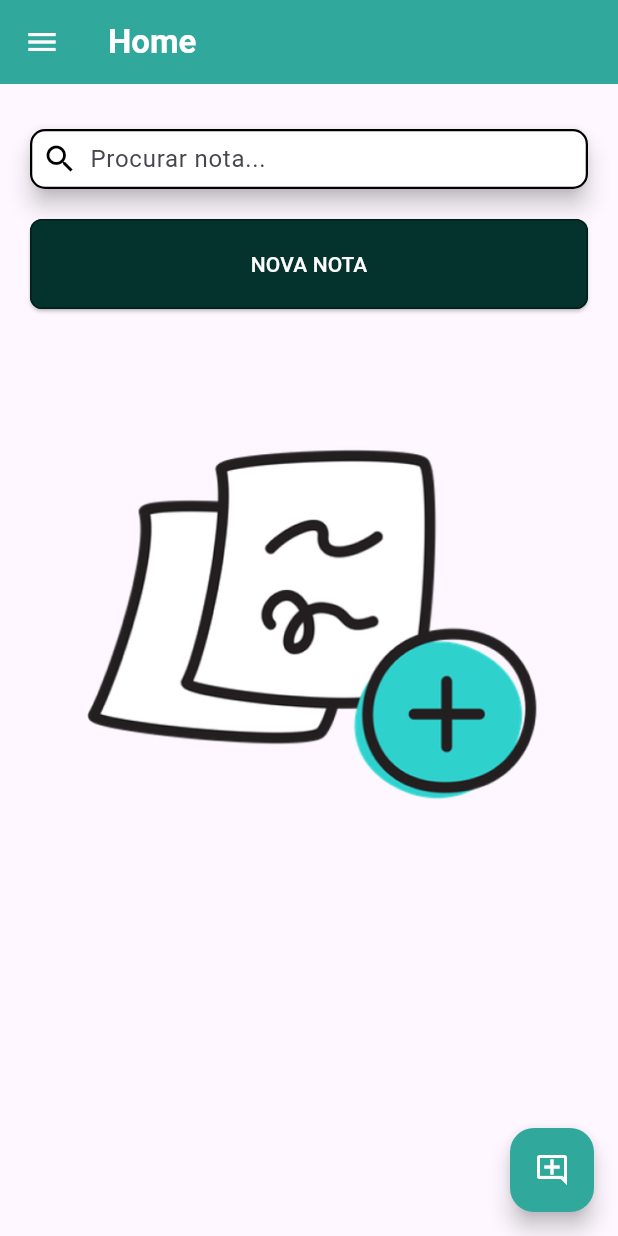
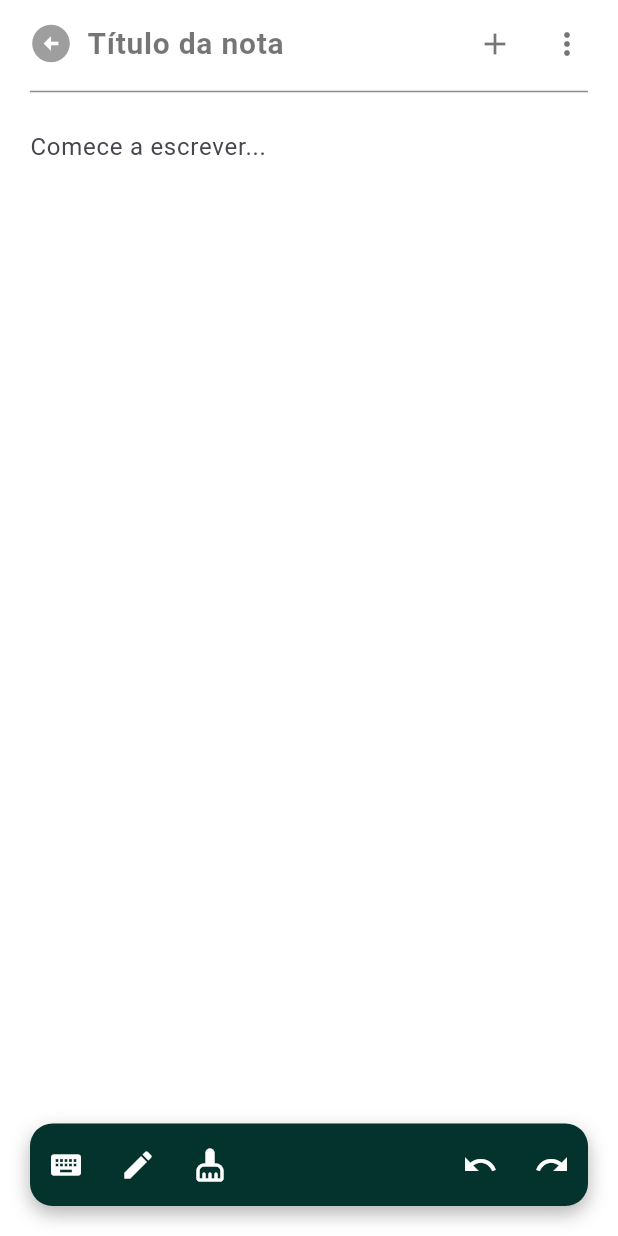
Before and after one commit to ibqrz/Scriba, a Flutter app: the HomePage screen opened directly, after a tap on "NOVA NOTA", on a phone screen of 412 x 824 dp. Run offline on Flutter 3.47's test engine with Material 3 defaults, Android fonts, the phone set to English and light mode, and no system bars.

Commit message:
atulaizacoes - falta funcionalidades

```diff
--- a/scriba/lib/home.dart
+++ b/scriba/lib/home.dart
@@ -1,4 +1,5 @@
 import 'package:flutter/material.dart';
+import 'package:scriba/nota.dart';
 import 'chat.dart';
 
 
@@ -12,9 +13,8 @@ class HomePage extends StatelessWidget {
       drawer: Drawer(
         child: Column(
           children: [
-            // 1. Cabeçalho do Menu (Parte Verde)
             Container(
-              height: 120, // Ajustei um pouco a altura para caber o texto com folga
+              height: 120,
               width: double.infinity,
               padding: const EdgeInsets.only(left: 20, top: 40),
               decoration: const BoxDecoration(
@@ -138,7 +138,9 @@ class HomePage extends StatelessWidget {
                 ),
               ),
               onPressed: () {
-
+                Navigator.push(context,
+                MaterialPageRoute(builder: (context) => NotaTela())
+              );
             },
             child: const Text('NOVA NOTA')
             ),
--- /dev/null
+++ b/scriba/lib/nota.dart
@@ -0,0 +1,99 @@
+import 'package:flutter/material.dart';
+
+class NotaTela extends StatelessWidget {
+  const NotaTela({super.key});
+
+  @override
+    Widget build(BuildContext context) {
+      return Scaffold(
+        backgroundColor: Colors.white,
+        body: SafeArea(
+          child: Column(
+            children: [
+              Padding(
+                padding: const EdgeInsets.symmetric(horizontal: 10, vertical: 5),
+                child: Column(
+                  children: [
+                    Row(
+                      children: [
+                        IconButton(
+                          icon: const Icon(Icons.arrow_circle_left, color: Colors.grey, size: 30),
+                          onPressed: () => Navigator.pop(context),
+                        ),
+                        const Expanded(
+                          child: TextField(
+                            decoration: InputDecoration(
+                              hintText: "Título da nota",
+                              border: InputBorder.none,
+                              hintStyle: TextStyle(
+                                fontSize: 20,
+                                fontWeight: FontWeight.bold,
+                                color: Colors.black54,
+                              ),
+                            ),
+                            style: TextStyle(fontSize: 20, fontWeight: FontWeight.bold),
+                          ),
+                        ),
+                        IconButton(
+                          icon: const Icon(Icons.add, color: Colors.black54),
+                          onPressed: () {},
+                        ),
+                        IconButton(
+                          icon: const Icon(Icons.more_vert, color: Colors.black54),
+                          onPressed: () {},
+                        ),
+                      ],
+                    ),
+                    const Divider(color: Colors.black45, thickness: 1, indent: 10, endIndent: 10),
+                  ],
+                ),
+              ),
+
+              const Expanded(
+                child: Padding(
+                  padding: EdgeInsets.symmetric(horizontal: 20),
+                  child: TextField(
+                    maxLines: null,
+                    keyboardType: TextInputType.multiline,
+                    decoration: InputDecoration(
+                      hintText: "Comece a escrever...",
+                      border: InputBorder.none,
+                    ),
+                  ),
+                ),
+              ),
+
+              Padding(
+                padding: const EdgeInsets.all(20.0),
+                child: Container(
+                  height: 55,
+                  decoration: BoxDecoration(
+                    color: const Color(0xFF04332E),
+                    borderRadius: BorderRadius.circular(15),
+                    boxShadow: [
+                      BoxShadow(
+                        color: Colors.black.withOpacity(0.3),
+                        blurRadius: 10,
+                        offset: const Offset(0, 5),
+                      ),
+                    ],
+                  ),
+                  child: Row(
+                    mainAxisAlignment: MainAxisAlignment.spaceEvenly,
+                    children: [
+                      IconButton(icon: const Icon(Icons.keyboard, color: Colors.white), onPressed: () {}),
+                      IconButton(icon: const Icon(Icons.edit, color: Colors.white), onPressed: () {}),
+                      IconButton(icon: const Icon(Icons.cleaning_services_rounded, color: Colors.white), onPressed: () {}),
+                      const Spacer(),
+                      IconButton(icon: const Icon(Icons.undo, color: Colors.white), onPressed: () {}),
+                      IconButton(icon: const Icon(Icons.redo, color: Colors.white), onPressed: () {}),
+                    ],
+                  ),
+                ),
+              ),
+            ],
+          ),
+        ),
+      );
+    }
+  }
```
